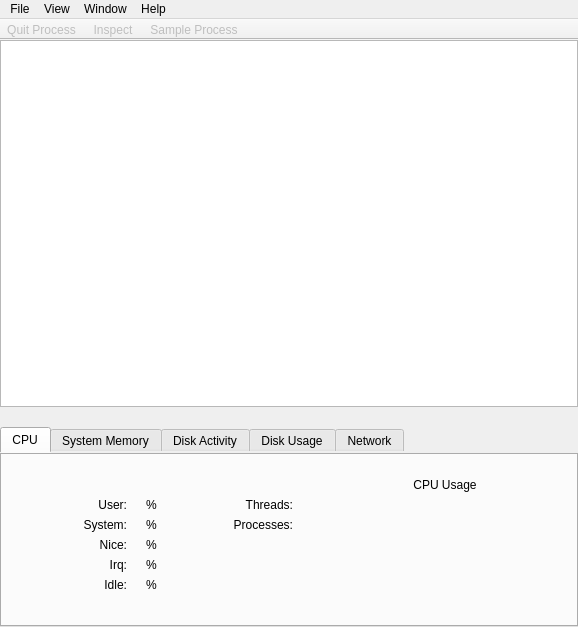
First picture: the form in Under Construction/Activity Monitor.app/Resources/main_window.ui, repository helloSystem/Utilities, before the edit.
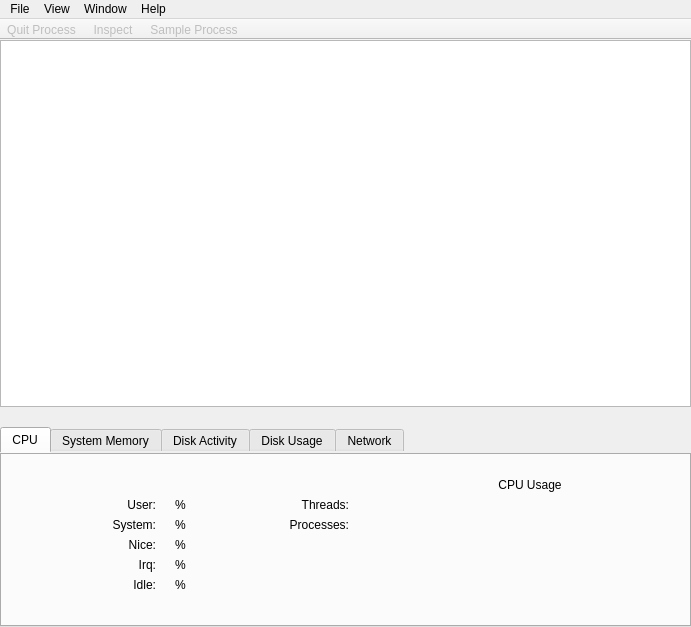
Second picture: the form after the edit. Icons and pictures are not drawn. Custom widgets are drawn as their Qt base class.

Patch:
```diff
--- a/Under Construction/Activity Monitor.app/Resources/main_window.ui
+++ b/Under Construction/Activity Monitor.app/Resources/main_window.ui
@@ -6,7 +6,7 @@
    <rect>
     <x>0</x>
     <y>0</y>
-    <width>578</width>
+    <width>691</width>
     <height>627</height>
    </rect>
   </property>
@@ -2334,7 +2334,7 @@
     <rect>
      <x>0</x>
      <y>0</y>
-     <width>578</width>
+     <width>691</width>
      <height>24</height>
     </rect>
    </property>
```
Left out of the diff: 5 changed lines with no effect on the pictures.
